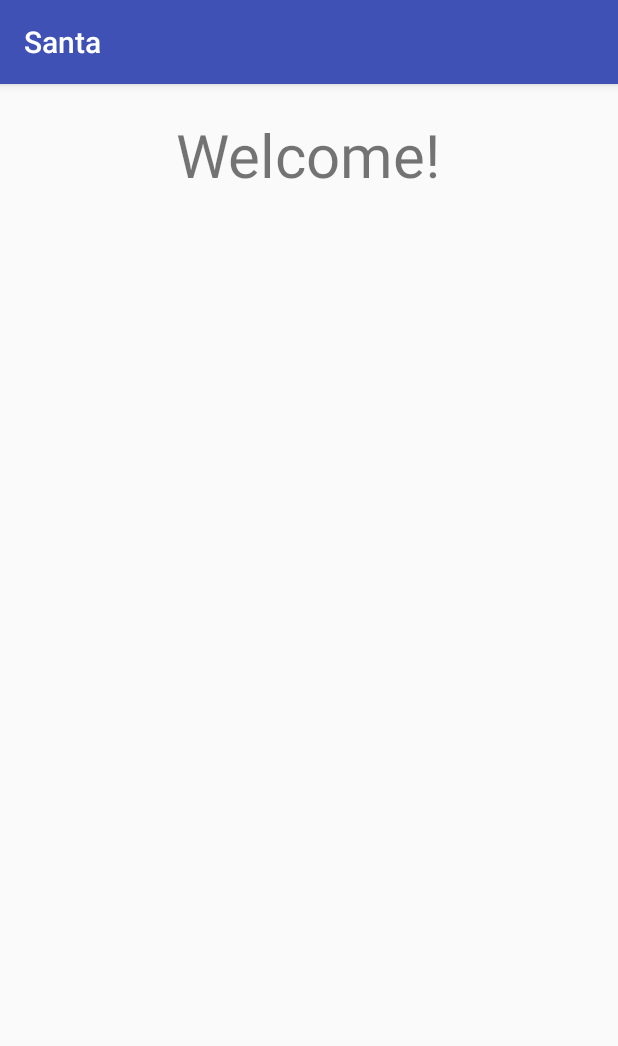
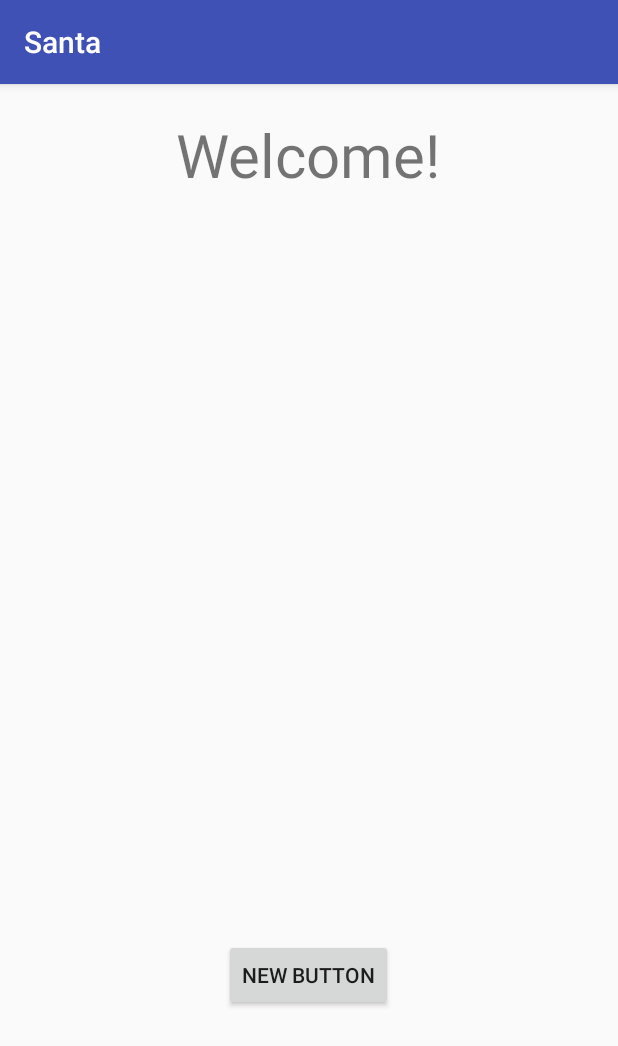
Before and after one commit to zakiva/Santa, an Android app: the screen it shows after launch (MainActivity), on a phone screen of 412 x 824 dp. Shown: the top 1046 px of the screen. Run offline under Robolectric (Android 15) with nearby library versions, the phone set to English and light mode, and no system bars.

Commit message:
add first button

```diff
--- a/app/src/main/res/layout/activity_main.xml
+++ b/app/src/main/res/layout/activity_main.xml
@@ -12,8 +12,17 @@
         android:layout_alignParentTop="true"
         android:layout_marginTop="20dp"
         android:textAllCaps="false"
-        android:textSize="40dp" />
+        android:textSize="40dp"
+        android:id="@+id/textView" />
+
+    <Button
+        android:layout_width="wrap_content"
+        android:layout_height="wrap_content"
+        android:text="New Button"
+        android:id="@+id/button"
+        android:layout_marginBottom="150dp"
+        android:layout_alignParentBottom="true"
+        android:layout_centerHorizontal="true" />
 
 
-
-    </RelativeLayout>
+</RelativeLayout>
--- a/build.gradle
+++ b/build.gradle
@@ -5,7 +5,7 @@ buildscript {
         jcenter()
     }
     dependencies {
-        classpath 'com.android.tools.build:gradle:2.2.0-alpha6'
+        classpath 'com.android.tools.build:gradle:2.1.3'
 
         // NOTE: Do not place your application dependencies here; they belong
         // in the individual module build.gradle files
```
Also changed, not shown: gradle/wrapper/gradle-wrapper.properties.
